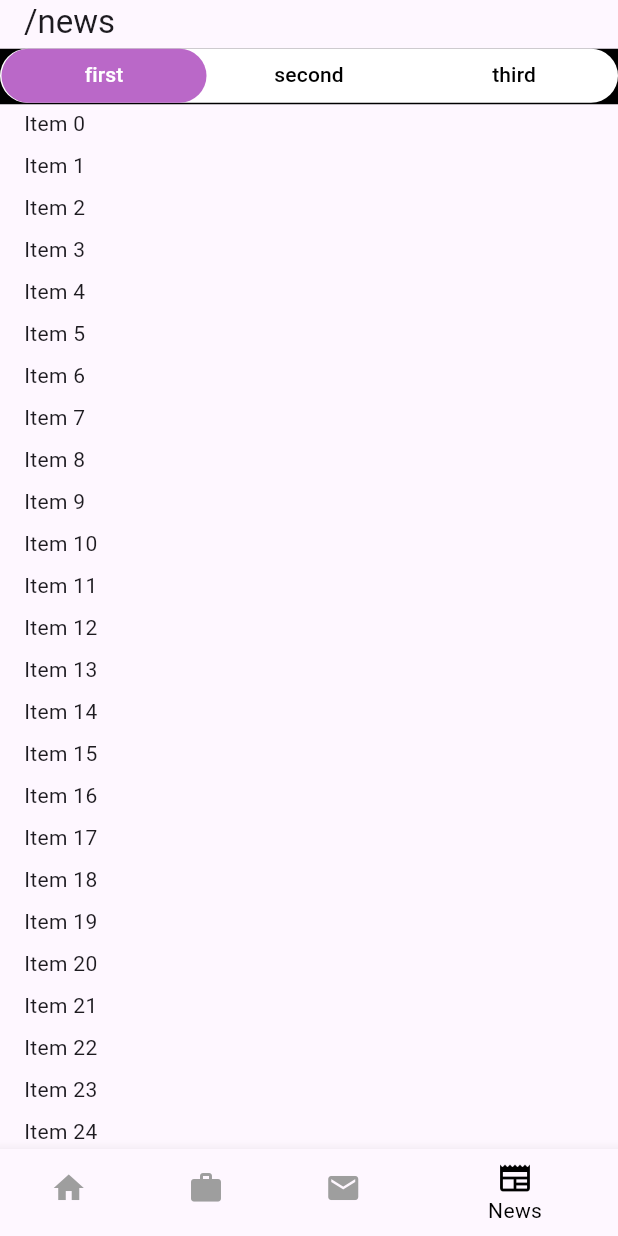
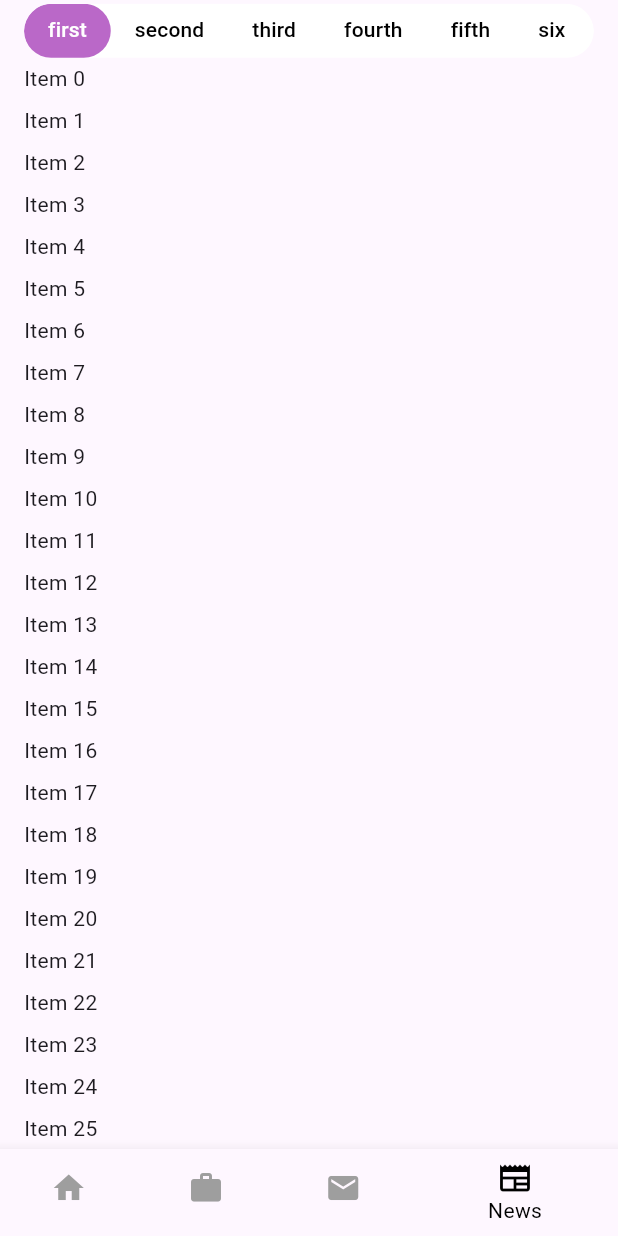
Before and after one commit to ike20013/nav_experimental, a Flutter app: the screen it shows after launch, item 4 of the bottom bar chosen, on a phone screen of 412 x 824 dp. Run offline on Flutter 3.47's test engine with Material 3 defaults, Android fonts, the light colour scheme and no system bars; our stand-ins replace go_router.

Commit message:
допилил таббар и навигацию

```diff
--- a/lib/main.dart
+++ b/lib/main.dart
@@ -12,7 +12,7 @@ class MainApp extends StatelessWidget {
   Widget build(BuildContext context) {
     return MaterialApp.router(
       routerConfig: shellRouter,
-
+      debugShowCheckedModeBanner: false,
     );
   }
 }
--- a/lib/routes/routes.dart
+++ b/lib/routes/routes.dart
@@ -176,8 +176,8 @@ final shellRouter = GoRouter(
               name: 'categoriedNews',
               builder: (context, state) {
                 final category = state.uri.queryParameters['category'];
-
-                return NewsPage(category: category);
+                log('${state.uri}');
+                return NewsPage(uri: state.uri);
               },
               routes: [
                 GoRoute(
--- a/lib/screens/news/dynamic_tab_bar.dart
+++ b/lib/screens/news/dynamic_tab_bar.dart
@@ -6,14 +6,16 @@ mixin DynamicTabsPageMixin<T extends StatefulWidget> on State<T> implements Tick
   late final TabController _tabController;
   late final Map<String, ScrollController> _scrollControllers;
 
+  /// [Uri] path
+  Uri get uri;
+
   /// [Key] for uri path
   String get queryParamKey;
 
-  /// Tabs names list
+  /// [Tabs] list
   List<String> get tabs;
 
-  // Current tab
-  String? get currentTab;
+  String? get currentTab => uri.queryParameters[queryParamKey];
 
   void updateRoutePath(String category);
 
@@ -30,14 +32,7 @@ mixin DynamicTabsPageMixin<T extends StatefulWidget> on State<T> implements Tick
       initialIndex: initCategoryIndex != -1 ? initCategoryIndex : 0,
     )..addListener(() {
         if (!_tabController.indexIsChanging) {
-          /// Парсинг текущих query параметров
-          final uriCategory = GoRouter.of(context)
-              .routeInformationProvider
-              .value
-              .uri
-              .queryParameters[queryParamKey];
-
-          final int index = tabs.indexWhere((c) => c == uriCategory);
+          final int index = tabs.indexWhere((c) => c == currentTab);
 
           /// Если возвращаемся назад на страницу [без query]
           if (index == -1 && _tabController.index == 0) return;
@@ -54,11 +49,7 @@ mixin DynamicTabsPageMixin<T extends StatefulWidget> on State<T> implements Tick
   void didUpdateWidget(covariant T oldWidget) {
     super.didUpdateWidget(oldWidget);
     if (!_tabController.indexIsChanging) {
-      /// Парсинг текущих query параметров
-      final uriCategory =
-          GoRouter.of(context).routeInformationProvider.value.uri.queryParameters[queryParamKey];
-
-      final int index = tabs.indexWhere((c) => c == uriCategory);
+      final int index = tabs.indexWhere((c) => c == currentTab);
       // Если есть появились различия в path и индексе таб контроллера, обновляем контроллер
       if (index != _tabController.index) {
         _tabController.animateTo(index != -1 ? index : 0);
@@ -75,11 +66,12 @@ mixin DynamicTabsPageMixin<T extends StatefulWidget> on State<T> implements Tick
 
 class DynamicTabBar extends StatefulWidget {
   final List<String> categories;
-  final String? currentCategory;
+  final Uri uri;
+
   const DynamicTabBar({
     super.key,
     required this.categories,
-    required this.currentCategory,
+    required this.uri,
   });
 
   @override
@@ -93,15 +85,14 @@ class _DynamicTabBarState extends State<DynamicTabBar>
     return Scaffold(
         body: NestedScrollView(
       headerSliverBuilder: (context, innerBoxIsScrolled) => [
-        SliverAppBar(
-          pinned: true,
-          toolbarHeight: 30,
-          title:
-              SafeArea(child: Text('${GoRouter.of(context).routeInformationProvider.value.uri}')),
-        ),
-        SliverTabBar(
-          controller: _tabController,
-          tabs: widget.categories.map((c) => Tab(text: c)).toList(),
+        SliverPadding(
+          padding: const EdgeInsets.symmetric(horizontal: 16),
+          sliver: SliverTabBar(
+            isScrollable: true,
+            tabAlignment: TabAlignment.start,
+            controller: _tabController,
+            tabs: widget.categories.map((c) => Tab(text: c)).toList(),
+          ),
         ),
       ],
       body: TabBarView(
@@ -138,10 +129,10 @@ class _DynamicTabBarState extends State<DynamicTabBar>
   }
 
   @override
-  List<String> get tabs => widget.categories;
+  Uri get uri => widget.uri;
 
   @override
-  String? get currentTab => widget.currentCategory;
+  List<String> get tabs => widget.categories;
 
   @override
   String get queryParamKey => 'category';
--- a/lib/screens/news/news_screen.dart
+++ b/lib/screens/news/news_screen.dart
@@ -2,8 +2,8 @@ import 'package:flutter/material.dart';
 import 'package:navigation_experimental/screens/news/dynamic_tab_bar.dart';
 
 class NewsPage extends StatelessWidget {
-  final String? category;
-  const NewsPage({super.key, this.category});
+  final Uri uri;
+  const NewsPage({super.key, required this.uri});
 
   @override
   Widget build(BuildContext context) {
@@ -13,7 +13,7 @@ class NewsPage extends StatelessWidget {
         if (snapshot.hasData) {
           return DynamicTabBar(
             categories: snapshot.data!,
-            currentCategory: category,
+            uri: uri,
           );
         }
         return const Center(
@@ -29,6 +29,17 @@ class NewsPage extends StatelessWidget {
   Future<List<String>> getCategories() async {
     await Future.delayed(const Duration(seconds: 1));
 
-    return ['first', 'second', 'third'];
+    return [
+      'first',
+      'second',
+      'third',
+      'fourth',
+      'fifth',
+      'six',
+      'seven',
+      'eight',
+      'nine',
+      'ten',
+    ];
   }
 }
--- a/lib/widgets/sliver_tab_bar.dart
+++ b/lib/widgets/sliver_tab_bar.dart
@@ -25,8 +25,8 @@ class SliverTabBar extends BaseTabBar {
         centerTitle: false,
         titleSpacing: 0,
         toolbarHeight: 42,
-        title: DecoratedBox(
-          decoration: const BoxDecoration(color: Colors.black),
+        title: ClipRRect(
+          borderRadius: BorderRadius.circular(50),
           child: BaseTabBar(
             tabs: tabs,
             controller: controller,
@@ -35,6 +35,7 @@ class SliverTabBar extends BaseTabBar {
             tabAlignment: tabAlignment,
           ),
         ),
+        shape: ContinuousRectangleBorder(borderRadius: BorderRadius.circular(100)),
       ),
     );
   }
--- a/lib/widgets/tab_bar.dart
+++ b/lib/widgets/tab_bar.dart
@@ -21,15 +21,14 @@ class BaseTabBar extends StatelessWidget implements PreferredSizeWidget {
 
   @override
   Widget build(BuildContext context) {
-    return Padding(
+    return SafeArea(
+      child: Padding(
         padding: const EdgeInsets.only(bottom: 1),
         child: SizedBox(
           height: 36,
           child: Material(
             color: Colors.white,
             borderRadius: BorderRadius.circular(50),
-          child: Padding(
-            padding: const EdgeInsets.symmetric(horizontal: 1),
             child: TabBar(
               splashFactory: InkRipple.splashFactory,
               // overlayColor: WidgetStatePropertyAll(context.shades.tp8),
```
Also changed, not shown: lib/main_page.dart (+0 -7 lines), lib/screens/details/mobile_details.dart (+0 -12 lines), lib/screens/home_screen.dart (+4 -12 lines). Lines whose indentation alone changed are shown as unchanged.
